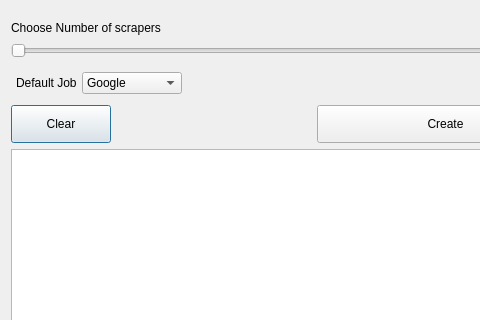
Before: the Qt Designer form uirobust.ui in DevGadBadr/robust, drawn with Qt 5; both pictures show x 0 to 480 and y 0 to 320 of the 585 by 669 pixel window.
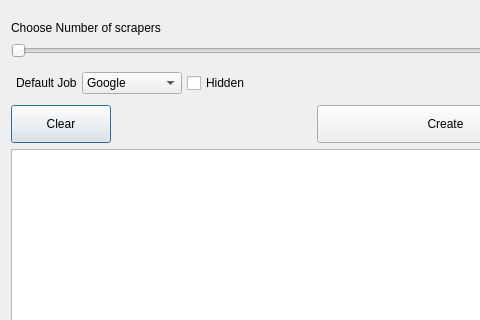
After: the same form once the commit is applied. Icons and pictures are not drawn.

Commit message: jobs-check

Diff of the .ui file:
```diff
--- a/uirobust.ui
+++ b/uirobust.ui
@@ -204,6 +204,13 @@
        </item>
       </widget>
      </item>
+     <item>
+      <widget class="QCheckBox" name="hiddenCheckbox">
+       <property name="text">
+        <string>Hidden</string>
+       </property>
+      </widget>
+     </item>
      <item>
       <spacer name="horizontalSpacer_4">
        <property name="orientation">
```
The commit also changes 8 other files.
